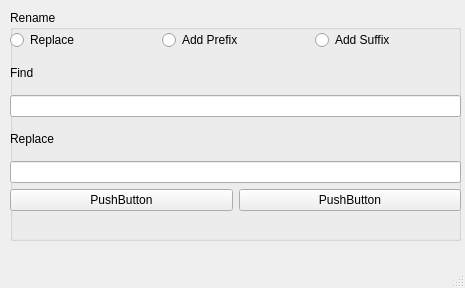
Qt form Projects/HacknSlash/python/ui/rename_tools.ui (neilberard/Python-Projects) before a commit.
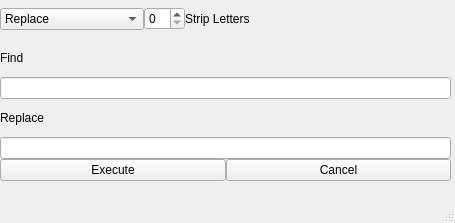
The same form after that commit.

```diff
--- a/Projects/HacknSlash/python/ui/rename_tools.ui
+++ b/Projects/HacknSlash/python/ui/rename_tools.ui
@@ -6,62 +6,95 @@
    <rect>
     <x>0</x>
     <y>0</y>
-    <width>465</width>
-    <height>288</height>
+    <width>455</width>
+    <height>223</height>
    </rect>
   </property>
   <property name="windowTitle">
    <string>MainWindow</string>
   </property>
   <widget class="QWidget" name="centralwidget">
-   <widget class="QWidget" name="verticalLayoutWidget">
-    <property name="geometry">
-     <rect>
-      <x>10</x>
-      <y>10</y>
-      <width>451</width>
-      <height>231</height>
-     </rect>
-    </property>
-    <layout class="QVBoxLayout" name="verticalLayout">
-     <item>
-      <widget class="QGroupBox" name="groupBox_2">
-       <property name="title">
-        <string>Rename</string>
-       </property>
        <widget class="QWidget" name="verticalLayoutWidget_2">
         <property name="geometry">
          <rect>
           <x>0</x>
-          <y>20</y>
+      <y>0</y>
           <width>451</width>
           <height>181</height>
          </rect>
         </property>
-        <layout class="QVBoxLayout" name="verticalLayout_2">
+    <layout class="QVBoxLayout" name="verticalLayout_3">
+     <property name="spacing">
+      <number>0</number>
+     </property>
+     <property name="sizeConstraint">
+      <enum>QLayout::SetDefaultConstraint</enum>
+     </property>
          <item>
           <layout class="QHBoxLayout" name="horizontalLayout_2">
            <item>
-            <widget class="QRadioButton" name="radioButton_2">
+        <widget class="QComboBox" name="cbx_mode_2">
+         <property name="minimumSize">
+          <size>
+           <width>100</width>
+           <height>0</height>
+          </size>
+         </property>
+         <item>
              <property name="text">
               <string>Replace</string>
              </property>
-            </widget>
            </item>
            <item>
-            <widget class="QRadioButton" name="radioButton_3">
+          <property name="text">
+           <string>Rename</string>
+          </property>
+         </item>
+         <item>
              <property name="text">
               <string>Add Prefix</string>
              </property>
-            </widget>
            </item>
            <item>
-            <widget class="QRadioButton" name="radioButton">
              <property name="text">
               <string>Add Suffix</string>
              </property>
-            </widget>
-           </item>
+         </item>
+         <item>
+          <property name="text">
+           <string>Remove Start Letters</string>
+          </property>
+         </item>
+         <item>
+          <property name="text">
+           <string>Remove End Letters</string>
+          </property>
+         </item>
+        </widget>
+       </item>
+       <item>
+        <widget class="QSpinBox" name="sbx_strip_letters"/>
+       </item>
+       <item>
+        <widget class="QLabel" name="label_3">
+         <property name="text">
+          <string>Strip Letters</string>
+         </property>
+        </widget>
+       </item>
+       <item>
+        <spacer name="horizontalSpacer_2">
+         <property name="orientation">
+          <enum>Qt::Horizontal</enum>
+         </property>
+         <property name="sizeHint" stdset="0">
+          <size>
+           <width>40</width>
+           <height>20</height>
+          </size>
+         </property>
+        </spacer>
+       </item>
           </layout>
          </item>
          <item>
@@ -89,14 +122,14 @@
            <item>
             <widget class="QPushButton" name="pushButton">
              <property name="text">
-              <string>PushButton</string>
+          <string>Execute</string>
              </property>
             </widget>
            </item>
            <item>
             <widget class="QPushButton" name="pushButton_2">
              <property name="text">
-              <string>PushButton</string>
+          <string>Cancel</string>
              </property>
             </widget>
            </item>
@@ -104,12 +137,6 @@
          </item>
         </layout>
        </widget>
-      </widget>
-     </item>
-    </layout>
-   </widget>
-   <zorder>verticalLayoutWidget</zorder>
-   <zorder>groupBox</zorder>
   </widget>
   <widget class="QMenuBar" name="menubar">
    <property name="geometry">
```
Left out of the diff: 18 changed lines with no effect on the pictures. Lines whose indentation alone changed are shown as unchanged.
